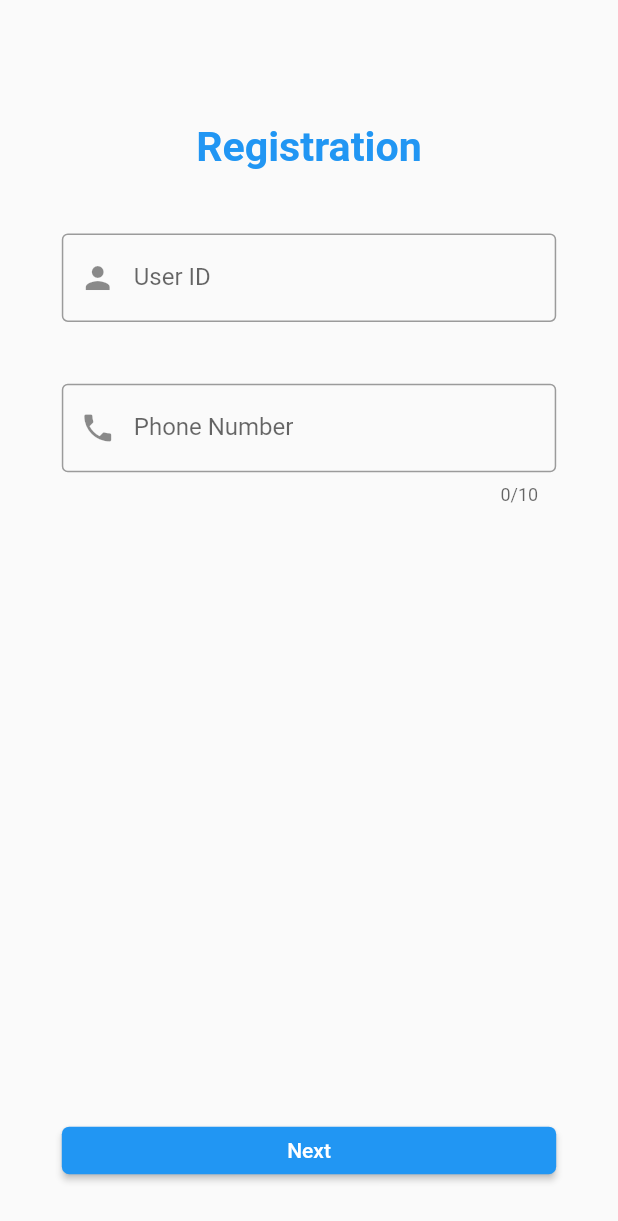
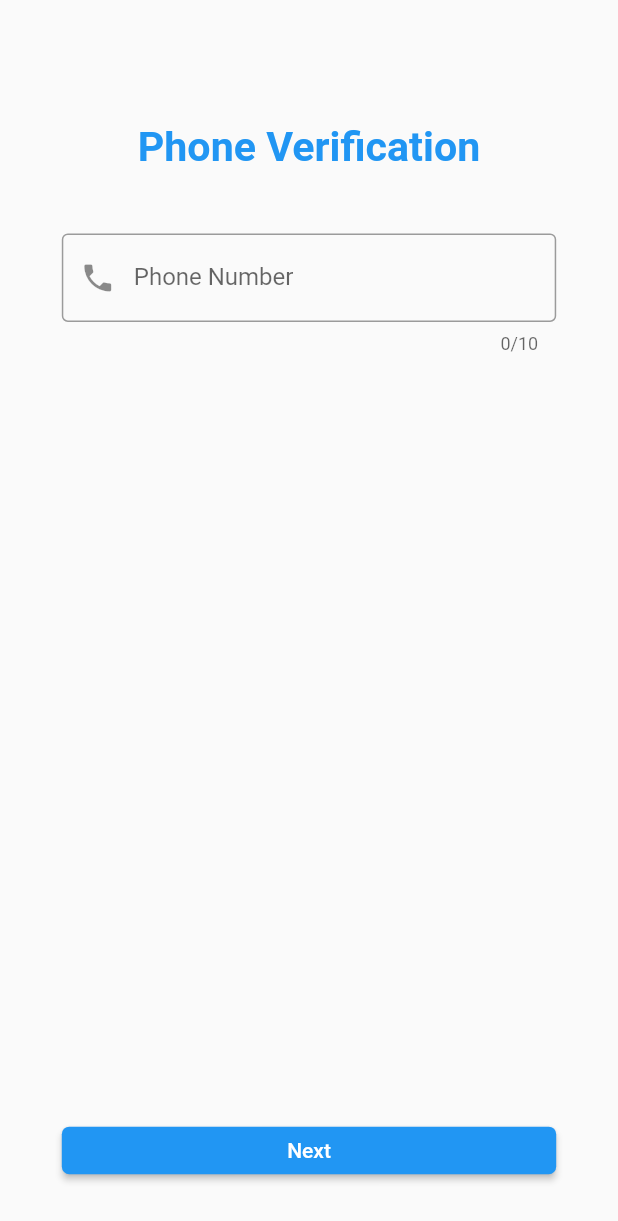
Before and after one commit to Edmond22-prog/messenger_app, a Flutter app: the screen it shows after launch, on a phone screen of 412 x 824 dp. Shown: the top 1221 px of the screen. Run offline on Flutter 3.47's test engine with Material 2 defaults, Android fonts, the phone set to English and light mode, and no system bars; our stand-ins replace cloud_firestore, firebase_auth, firebase_core, font_awesome_flutter, get, image_picker and 4 more; missing offline and left inert: record; accounts and stored records are empty.

Commit message:
Saving user datas on Firestore database

```diff
--- a/service1/lib/controllers/authentication/register_controller.dart
+++ b/service1/lib/controllers/authentication/register_controller.dart
@@ -1,13 +1,25 @@
 import 'package:flutter/widgets.dart';
 import 'package:get/get.dart';
+import 'package:phone_authentication/models/user.dart';
 import 'package:phone_authentication/repositories/authentication_repository.dart';
+import 'package:phone_authentication/repositories/user_repository.dart';
+import 'package:phone_authentication/ui/screens/home_page.dart';
 
 class RegisterController extends GetxController {
   static RegisterController get instance => Get.find();
 
   // TextField Controllers to get data from TextFields
-  final userID = TextEditingController();
+  final pseudo = TextEditingController();
   final phoneNumber = TextEditingController();
+
+  // The user repository
+  final _userRepository = Get.put(UserRepository());
+
+  // Register the user to the Firestore Database
+  Future<void> createUser(User user) async {
+    await _userRepository.createUser(user);
+    Get.offAll(HomePage(pseudo: user.pseudo, phoneNumber: user.phone));
+  }
 
   // Get phone number from user and pass it to Auth Repository for Firebase Authentication
   void phoneAuthentication(String phoneNo) {
--- a/service1/lib/main.dart
+++ b/service1/lib/main.dart
@@ -3,15 +3,13 @@ import 'package:flutter/material.dart';
 import 'package:get/get.dart';
 import 'package:phone_authentication/firebase_options.dart';
 import 'package:phone_authentication/repositories/authentication_repository.dart';
-import 'package:phone_authentication/ui/screens/register_page.dart';
+import 'package:phone_authentication/ui/screens/register_page1.dart';
 
-
-void main() {
+Future<void> main() async {
   // Initialization for Firebase
   WidgetsFlutterBinding.ensureInitialized();
-  Firebase.initializeApp(options: DefaultFirebaseOptions.currentPlatform)
+  await Firebase.initializeApp(options: DefaultFirebaseOptions.currentPlatform)
       .then((value) => Get.put(AuthenticationRepository()));
-
   runApp(const MyApp());
 }
 
@@ -21,11 +19,11 @@ class MyApp extends StatelessWidget {
   // This widget is the root of your application.
   @override
   Widget build(BuildContext context) {
-    return const GetMaterialApp(
+    return GetMaterialApp(
       themeMode: ThemeMode.system,
       defaultTransition: Transition.leftToRightWithFade,
-      transitionDuration: Duration(milliseconds: 500),
-      home: RegisterPage(),
+      transitionDuration: const Duration(milliseconds: 500),
+      home: RegisterPage1(),
     );
   }
 }
--- a/service1/lib/ui/screens/register_page.dart
+++ b/service1/lib/ui/screens/register_page1.dart
@@ -3,15 +3,11 @@ import 'package:get/get.dart';
 import 'package:phone_authentication/controllers/authentication/register_controller.dart';
 import 'package:phone_authentication/ui/screens/verification_page.dart';
 
-class RegisterPage extends StatefulWidget {
-  const RegisterPage({super.key});
 
-  @override
-  State<RegisterPage> createState() => _RegisterPageState();
-}
+class RegisterPage1 extends StatelessWidget {
+  RegisterPage1({Key? key}) : super(key: key);
 
-class _RegisterPageState extends State<RegisterPage> {
-  // Value who will contain the phone number and user id
+  // Value who will contain the phone number
   final _controller = Get.put(RegisterController());
 
   @override
@@ -27,29 +23,12 @@ class _RegisterPageState extends State<RegisterPage> {
             Container(
               margin: EdgeInsets.only(top: height / 10),
               child: Center(
-                child: Text('Registration',
+                child: Text('Phone Verification',
                     style: TextStyle(
                       color: Colors.blue,
                       fontSize: width / 15,
                       fontWeight: FontWeight.bold,
                     )),
-              ),
-            ),
-            Container(
-              margin: EdgeInsets.only(
-                  top: width / 10, right: width / 10, left: width / 10),
-              child: TextField(
-                decoration: const InputDecoration(
-                  border: OutlineInputBorder(),
-                  labelText: 'User ID',
-                  hintText: 'Enter your user id',
-                  prefixIcon: Icon(Icons.person),
-                ),
-                keyboardType: TextInputType.name,
-                controller: _controller.userID,
-                onChanged: (value) {
-                  debugPrint(value);
-                },
               ),
             ),
             Container(
@@ -88,8 +67,7 @@ class _RegisterPageState extends State<RegisterPage> {
                     .phoneAuthentication(_controller.phoneNumber.text.trim());
                 // Navigate to the verification page
                 Get.to(() => VerificationPage(
-                    userID: _controller.userID.text,
-                    phoneNumber: _controller.phoneNumber.text));
+                  phoneNumber: _controller.phoneNumber.text));
               },
               child: const Text('Next'),
             ),
```
Also changed, not shown: service1/lib/controllers/authentication/verification_controller.dart (+4 -3 lines), service1/lib/ui/screens/home_page.dart (+5 -6 lines), service1/lib/ui/screens/register_page2.dart (added, +76 -0 lines), service1/lib/ui/screens/verification_page.dart (+5 -6 lines).
